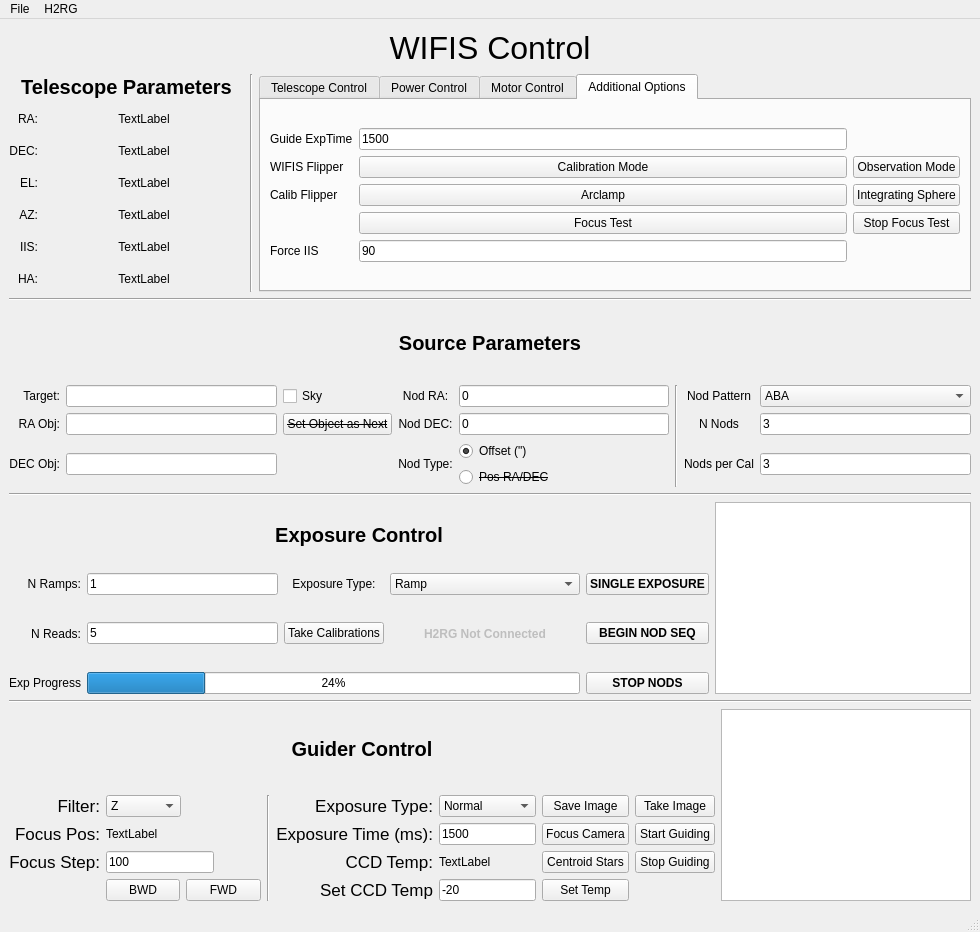
WIFIS-Team/controlcode-new, file WIFIS.ui: the form before one commit.
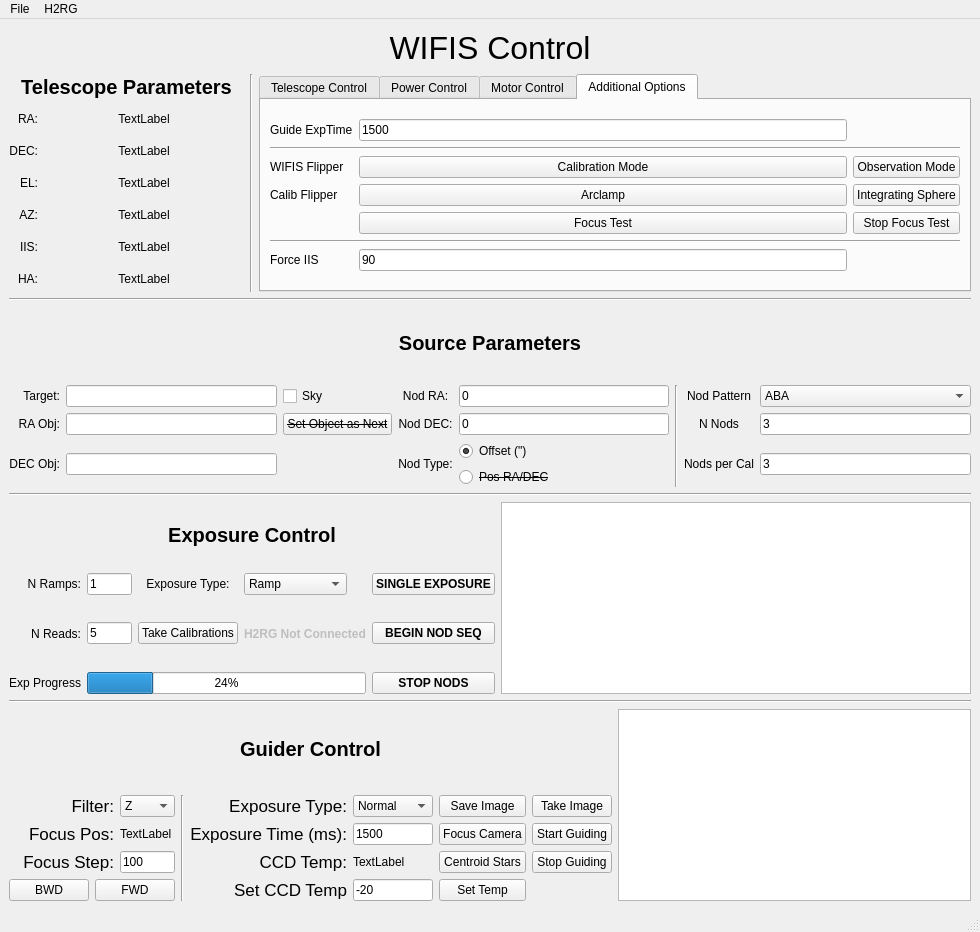
The form after the commit. The open tabs and pages were chosen to show the change.

Commit message: Made some design changes to WIFIS.ui

The edit to the form file:
```diff
--- a/WIFIS.ui
+++ b/WIFIS.ui
@@ -305,7 +305,7 @@
            </sizepolicy>
           </property>
           <property name="currentIndex">
-           <number>2</number>
+           <number>3</number>
           </property>
           <widget class="QWidget" name="tab">
            <attribute name="title">
@@ -1298,6 +1298,13 @@
            <layout class="QGridLayout" name="gridLayout_14">
             <item row="0" column="0">
              <layout class="QGridLayout" name="gridLayout_13">
+              <item row="5" column="0" colspan="3">
+               <widget class="Line" name="line_7">
+                <property name="orientation">
+                 <enum>Qt::Horizontal</enum>
+                </property>
+               </widget>
+              </item>
               <item row="0" column="1">
                <widget class="QLineEdit" name="GuiderExpTime">
                 <property name="text">
@@ -1305,7 +1312,7 @@
                 </property>
                </widget>
               </item>
-              <item row="1" column="1">
+              <item row="2" column="1">
                <widget class="QPushButton" name="CalibModeButton">
                 <property name="text">
                  <string>Calibration Mode</string>
@@ -1319,69 +1326,76 @@
                 </property>
                </widget>
               </item>
-              <item row="1" column="0">
+              <item row="2" column="0">
                <widget class="QLabel" name="label_45">
                 <property name="text">
                  <string>WIFIS Flipper</string>
                 </property>
                </widget>
               </item>
-              <item row="1" column="2">
+              <item row="2" column="2">
                <widget class="QPushButton" name="ObsModeButton">
                 <property name="text">
                  <string>Observation Mode</string>
                 </property>
                </widget>
               </item>
-              <item row="2" column="1">
+              <item row="3" column="1">
                <widget class="QPushButton" name="ArclampModeButton">
                 <property name="text">
                  <string>Arclamp</string>
                 </property>
                </widget>
               </item>
-              <item row="2" column="2">
+              <item row="3" column="2">
                <widget class="QPushButton" name="ISphereModeButton">
                 <property name="text">
                  <string>Integrating Sphere</string>
                 </property>
                </widget>
               </item>
-              <item row="2" column="0">
+              <item row="3" column="0">
                <widget class="QLabel" name="label_46">
                 <property name="text">
                  <string>Calib Flipper</string>
                 </property>
                </widget>
               </item>
-              <item row="3" column="2">
+              <item row="4" column="2">
                <widget class="QPushButton" name="FocusTestStop">
                 <property name="text">
                  <string>Stop Focus Test</string>
                 </property>
                </widget>
               </item>
-              <item row="3" column="1">
+              <item row="4" column="1">
                <widget class="QPushButton" name="FocusTestButton">
                 <property name="text">
                  <string>Focus Test</string>
                 </property>
                </widget>
               </item>
-              <item row="4" column="0">
+              <item row="6" column="0">
                <widget class="QLabel" name="label_47">
                 <property name="text">
                  <string>Force IIS</string>
                 </property>
                </widget>
               </item>
-              <item row="4" column="1">
+              <item row="6" column="1">
                <widget class="QLineEdit" name="ForceIISEntry">
                 <property name="text">
                  <string>90</string>
                 </property>
                </widget>
               </item>
+              <item row="1" column="0" colspan="3">
+               <widget class="Line" name="line_9">
+                <property name="orientation">
+                 <enum>Qt::Horizontal</enum>
+                </property>
+               </widget>
+              </item>
              </layout>
             </item>
            </layout>
@@ -1512,6 +1526,18 @@
         </item>
         <item row="3" column="5">
          <widget class="QComboBox" name="ExpType">
+          <property name="sizePolicy">
+           <sizepolicy hsizetype="Maximum" vsizetype="Fixed">
+            <horstretch>0</horstretch>
+            <verstretch>0</verstretch>
+           </sizepolicy>
+          </property>
+          <property name="maximumSize">
+           <size>
+            <width>80</width>
+            <height>16777215</height>
+           </size>
+          </property>
           <property name="currentText">
            <string>Normal</string>
           </property>
@@ -1542,6 +1568,18 @@
         </item>
         <item row="4" column="5">
          <widget class="QLineEdit" name="ExpTime">
+          <property name="sizePolicy">
+           <sizepolicy hsizetype="Maximum" vsizetype="Fixed">
+            <horstretch>0</horstretch>
+            <verstretch>0</verstretch>
+           </sizepolicy>
+          </property>
+          <property name="maximumSize">
+           <size>
+            <width>80</width>
+            <height>16777215</height>
+           </size>
+          </property>
           <property name="text">
            <string>1500</string>
           </property>
@@ -1555,65 +1593,17 @@
             <verstretch>0</verstretch>
            </sizepolicy>
           </property>
+          <property name="maximumSize">
+           <size>
+            <width>55</width>
+            <height>16777215</height>
+           </size>
+          </property>
           <property name="text">
            <string>100</string>
           </property>
          </widget>
         </item>
-        <item row="6" column="2">
-         <layout class="QHBoxLayout" name="horizontalLayout">
-          <item>
-           <widget class="QPushButton" name="BKWButton">
-            <property name="sizePolicy">
-             <sizepolicy hsizetype="Maximum" vsizetype="Fixed">
-              <horstretch>0</horstretch>
-              <verstretch>0</verstretch>
-             </sizepolicy>
-            </property>
-            <property name="minimumSize">
-             <size>
-              <width>30</width>
-              <height>0</height>
-             </size>
-            </property>
-            <property name="maximumSize">
-             <size>
-              <width>100</width>
-              <height>16777215</height>
-             </size>
-            </property>
-            <property name="text">
-             <string>BWD</string>
-            </property>
-           </widget>
-          </item>
-          <item>
-           <widget class="QPushButton" name="FWDButton">
-            <property name="sizePolicy">
-             <sizepolicy hsizetype="Maximum" vsizetype="Fixed">
-              <horstretch>0</horstretch>
-              <verstretch>0</verstretch>
-             </sizepolicy>
-            </property>
-            <property name="minimumSize">
-             <size>
-              <width>30</width>
-              <height>0</height>
-             </size>
-            </property>
-            <property name="maximumSize">
-             <size>
-              <width>100</width>
-              <height>16777215</height>
-             </size>
-            </property>
-            <property name="text">
-             <string>FWD</string>
-            </property>
-           </widget>
-          </item>
-         </layout>
-        </item>
         <item row="4" column="1">
          <widget class="QLabel" name="label_23">
           <property name="sizePolicy">
@@ -1643,6 +1633,12 @@
             <verstretch>0</verstretch>
            </sizepolicy>
           </property>
+          <property name="maximumSize">
+           <size>
+            <width>55</width>
+            <height>16777215</height>
+           </size>
+          </property>
           <property name="text">
            <string>TextLabel</string>
           </property>
@@ -1656,6 +1652,12 @@
             <verstretch>0</verstretch>
            </sizepolicy>
           </property>
+          <property name="maximumSize">
+           <size>
+            <width>55</width>
+            <height>16777215</height>
+           </size>
+          </property>
           <property name="currentText">
            <string>Z</string>
           </property>
@@ -1759,6 +1761,18 @@
         </item>
         <item row="5" column="5">
          <widget class="QLabel" name="CCDTemp">
+          <property name="sizePolicy">
+           <sizepolicy hsizetype="Maximum" vsizetype="Preferred">
+            <horstretch>0</horstretch>
+            <verstretch>0</verstretch>
+           </sizepolicy>
+          </property>
+          <property name="maximumSize">
+           <size>
+            <width>80</width>
+            <height>16777215</height>
+           </size>
+          </property>
           <property name="text">
            <string>TextLabel</string>
           </property>
@@ -1781,6 +1795,18 @@
         </item>
         <item row="6" column="5">
          <widget class="QLineEdit" name="SetTempValue">
+          <property name="sizePolicy">
+           <sizepolicy hsizetype="Maximum" vsizetype="Fixed">
+            <horstretch>0</horstretch>
+            <verstretch>0</verstretch>
+           </sizepolicy>
+          </property>
+          <property name="maximumSize">
+           <size>
+            <width>80</width>
+            <height>16777215</height>
+           </size>
+          </property>
           <property name="text">
            <string>-20</string>
           </property>
@@ -1838,6 +1864,60 @@
           </property>
          </widget>
         </item>
+        <item row="6" column="1" colspan="2">
+         <layout class="QHBoxLayout" name="horizontalLayout">
+          <item>
+           <widget class="QPushButton" name="BKWButton">
+            <property name="sizePolicy">
+             <sizepolicy hsizetype="Maximum" vsizetype="Fixed">
+              <horstretch>0</horstretch>
+              <verstretch>0</verstretch>
+             </sizepolicy>
+            </property>
+            <property name="minimumSize">
+             <size>
+              <width>30</width>
+              <height>0</height>
+             </size>
+            </property>
+            <property name="maximumSize">
+             <size>
+              <width>100</width>
+              <height>16777215</height>
+             </size>
+            </property>
+            <property name="text">
+             <string>BWD</string>
+            </property>
+           </widget>
+          </item>
+          <item>
+           <widget class="QPushButton" name="FWDButton">
+            <property name="sizePolicy">
+             <sizepolicy hsizetype="Maximum" vsizetype="Fixed">
+              <horstretch>0</horstretch>
+              <verstretch>0</verstretch>
+             </sizepolicy>
+            </property>
+            <property name="minimumSize">
+             <size>
+              <width>30</width>
+              <height>0</height>
+             </size>
+            </property>
+            <property name="maximumSize">
+             <size>
+              <width>100</width>
+              <height>16777215</height>
+             </size>
+            </property>
+            <property name="text">
+             <string>FWD</string>
+            </property>
+           </widget>
+          </item>
+         </layout>
+        </item>
        </layout>
       </item>
       <item row="6" column="0">
@@ -2135,7 +2215,7 @@
            <bool>false</bool>
           </property>
           <property name="sizePolicy">
-           <sizepolicy hsizetype="Expanding" vsizetype="Expanding">
+           <sizepolicy hsizetype="Maximum" vsizetype="Expanding">
             <horstretch>0</horstretch>
             <verstretch>0</verstretch>
            </sizepolicy>
@@ -2223,6 +2303,18 @@
         </item>
         <item row="1" column="1">
          <widget class="QLineEdit" name="NRampsText">
+          <property name="sizePolicy">
+           <sizepolicy hsizetype="Maximum" vsizetype="Fixed">
+            <horstretch>0</horstretch>
+            <verstretch>0</verstretch>
+           </sizepolicy>
+          </property>
+          <property name="maximumSize">
+           <size>
+            <width>45</width>
+            <height>16777215</height>
+           </size>
+          </property>
           <property name="text">
            <string>1</string>
           </property>
@@ -2230,6 +2322,18 @@
         </item>
         <item row="2" column="1">
          <widget class="QLineEdit" name="NReadsText">
+          <property name="sizePolicy">
+           <sizepolicy hsizetype="Maximum" vsizetype="Fixed">
+            <horstretch>0</horstretch>
+            <verstretch>0</verstretch>
+           </sizepolicy>
+          </property>
+          <property name="maximumSize">
+           <size>
+            <width>45</width>
+            <height>16777215</height>
+           </size>
+          </property>
           <property name="text">
            <string>5</string>
           </property>
@@ -2277,6 +2381,12 @@
         </item>
         <item row="1" column="3">
          <widget class="QComboBox" name="ExpTypeSelect">
+          <property name="sizePolicy">
+           <sizepolicy hsizetype="Maximum" vsizetype="Fixed">
+            <horstretch>0</horstretch>
+            <verstretch>0</verstretch>
+           </sizepolicy>
+          </property>
           <item>
            <property name="text">
             <string>Ramp</string>
```
